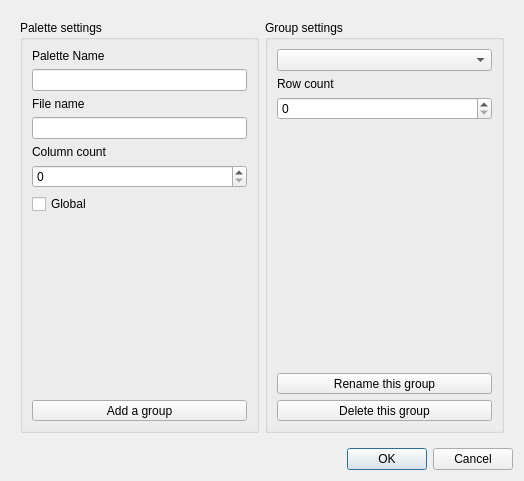
First picture: the form in libs/ui/forms/WdgDlgPaletteEditor.ui, repository KDE/krita, before the edit.
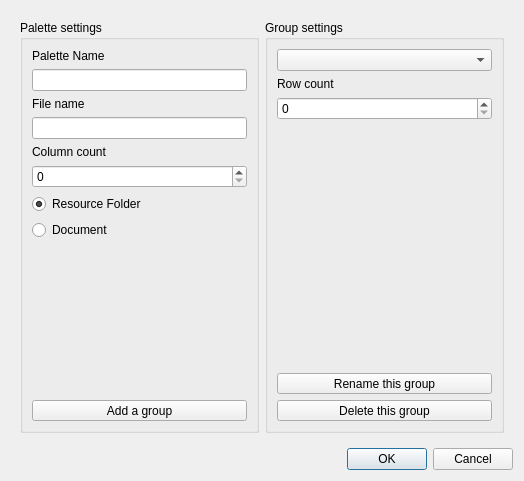
Second picture: the form after the edit.

Commit message:
Turn the global checkbox into a buttongroup with resource folder/document.
There's now an issue visible that a global made palette doesn't save to the resource folder.

```diff
--- a/libs/ui/forms/WdgDlgPaletteEditor.ui
+++ b/libs/ui/forms/WdgDlgPaletteEditor.ui
@@ -54,11 +54,21 @@
           <widget class="QSpinBox" name="spinBoxCol"/>
          </item>
          <item>
-          <layout class="QHBoxLayout" name="horizontalLayout_2">
+          <layout class="QVBoxLayout" name="verticalLayout_4">
            <item>
-            <widget class="QCheckBox" name="ckxGlobal">
+            <widget class="QRadioButton" name="rb_global">
              <property name="text">
-              <string>Global</string>
+              <string>Resource Folder</string>
+             </property>
+             <property name="checked">
+              <bool>true</bool>
+             </property>
+            </widget>
+           </item>
+           <item>
+            <widget class="QRadioButton" name="rb_document">
+             <property name="text">
+              <string>Document</string>
              </property>
             </widget>
            </item>
```
The commit also changes 2 other files.
